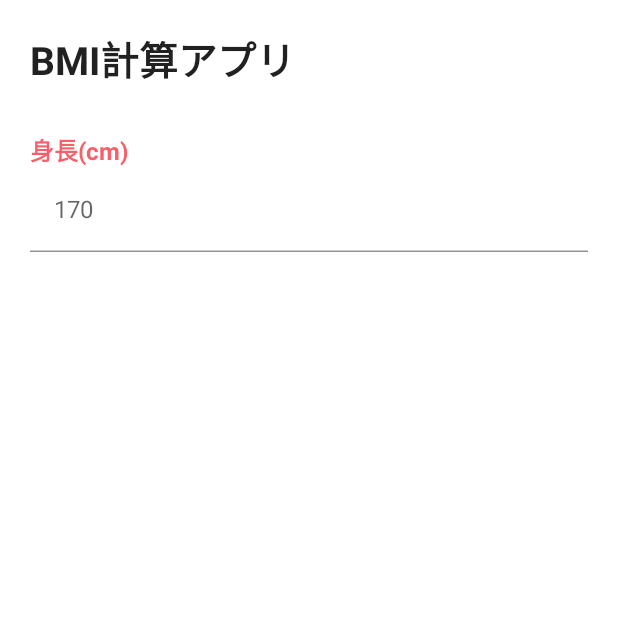
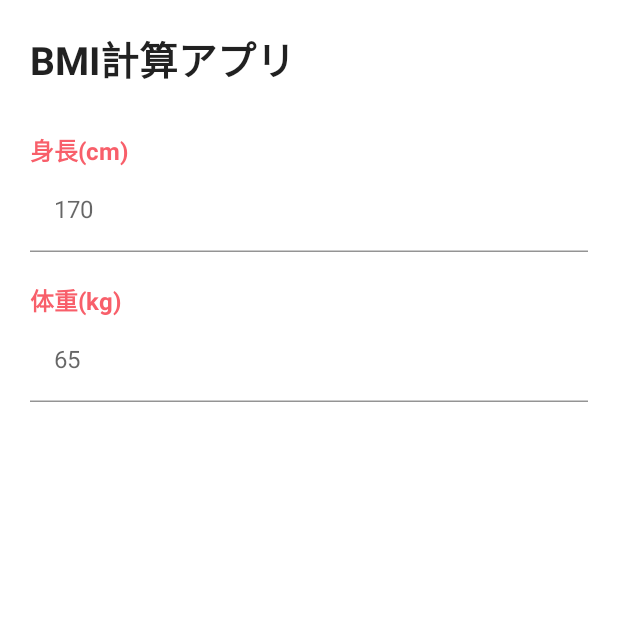
Before and after one commit to masato1230/udemy_JetBMICalculator, an Android app built with Jetpack Compose: the screen it shows after launch (MainActivity), on a phone screen of 412 x 824 dp, the top half of it. Run offline under Robolectric (Android 15) with nearby library versions, the phone set to English and light mode, and no system bars.

Commit message:
2_5_add_weight_text_field

```diff
--- a/app/src/main/java/com/example/jetbmicalculator/MainActivity.kt
+++ b/app/src/main/java/com/example/jetbmicalculator/MainActivity.kt
@@ -36,19 +36,20 @@ class MainActivity : ComponentActivity() {
                         Spacer(modifier = Modifier.height(30.dp))
 
                         // 身長
-                        Text(
-                            text = "身長(cm)",
-                            color = Color(0xFFF85F6A),
-                            fontWeight = FontWeight.Bold,
-                        )
-                        TextField(
-                            modifier = Modifier.fillMaxWidth(),
+                        PinkLabeledTextField(
                             value = "",
                             onValueChange = {},
-                            placeholder = { Text(text = "170") },
-                            colors = TextFieldDefaults.textFieldColors(backgroundColor = Color.Transparent),
-                            keyboardOptions = KeyboardOptions(keyboardType = KeyboardType.Number),
-                            singleLine = true,
+                            label = "身長(cm)",
+                            placeHolder = "170",
+                        )
+                        Spacer(modifier = Modifier.height(20.dp))
+
+                        // 体重
+                        PinkLabeledTextField(
+                            value = "",
+                            onValueChange = {},
+                            label = "体重(kg)",
+                            placeHolder = "65",
                         )
                     }
                 }
@@ -56,3 +57,28 @@ class MainActivity : ComponentActivity() {
         }
     }
 }
+
+@Composable
+fun PinkLabeledTextField(
+    value: String,
+    onValueChange: (String) -> Unit,
+    label: String,
+    placeHolder: String,
+) {
+    Column {
+        Text(
+            text = label,
+            color = Color(0xFFF85F6A),
+            fontWeight = FontWeight.Bold,
+        )
+        TextField(
+            modifier = Modifier.fillMaxWidth(),
+            value = value,
+            onValueChange = onValueChange,
+            placeholder = { Text(text = placeHolder) },
+            colors = TextFieldDefaults.textFieldColors(backgroundColor = Color.Transparent),
+            keyboardOptions = KeyboardOptions(keyboardType = KeyboardType.Number),
+            singleLine = true,
+        )
+    }
+}
```
